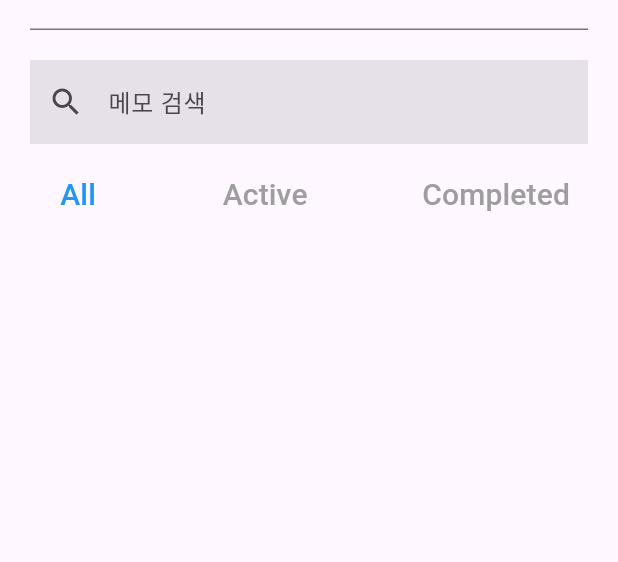
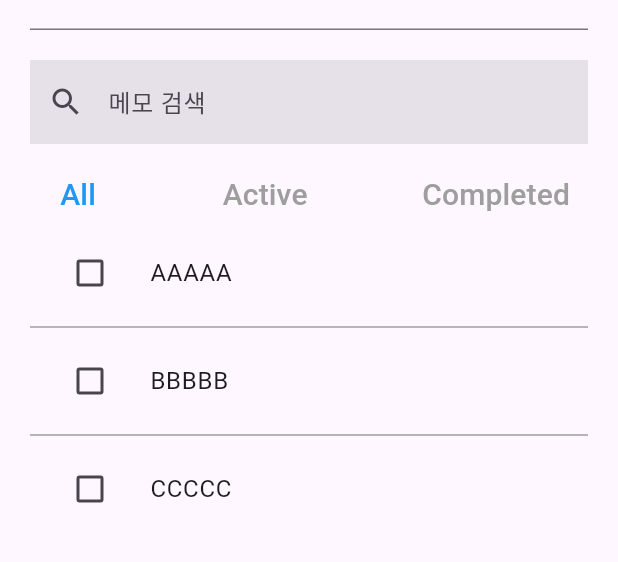
Before and after one commit to WaterMan-Joy/Flutter-Todo-App, a Flutter app: the screen it shows after launch, on a phone screen of 412 x 824 dp, the part 204-766 px from its top. Run offline on Flutter 3.47's test engine with Material 2 defaults, Android fonts, the phone set to English and light mode, and no system bars; missing offline and left inert: dart:ffi.

Commit message:
삭제 확인 메시지 기능 넣기

```diff
--- a/lib/pages/todos_page.dart
+++ b/lib/pages/todos_page.dart
@@ -1,5 +1,7 @@
+// ignore_for_file: public_member_api_docs, sort_constructors_first
 import 'package:flutter/material.dart';
 import 'package:provider/provider.dart';
+
 import 'package:todo_sample1/providers/providers.dart';
 
 import '../models/todo_model.dart';
@@ -130,6 +132,7 @@ class SearchAndFilterTodo extends StatelessWidget {
             filterButton(context, Filter.completed),
           ],
         ),
+        ShowTodos(),
       ],
     );
   }
@@ -158,3 +161,93 @@ class SearchAndFilterTodo extends StatelessWidget {
     return currentFilter == filter ? Colors.blue : Colors.grey;
   }
 }
+
+// ShowTodos
+class ShowTodos extends StatelessWidget {
+  const ShowTodos({super.key});
+
+  Widget showBackGround(int direction) {
+    return Container(
+      margin: EdgeInsets.all(4),
+      padding: EdgeInsets.symmetric(horizontal: 10),
+      color: Colors.red,
+      alignment: direction == 0 ? Alignment.centerLeft : Alignment.centerRight,
+      child: Icon(
+        Icons.delete,
+        size: 30,
+        color: Colors.white,
+      ),
+    );
+  }
+
+  @override
+  Widget build(BuildContext context) {
+    // todos 는 값이 변해야 하기 때문에 watch() 를 사용한다
+    final todos = context.watch<FilteredTodos>().state.filteredTodos;
+    return ListView.separated(
+      primary: false,
+      shrinkWrap: true,
+      itemBuilder: ((context, index) => Dismissible(
+            onDismissed: ((DismissDirection _) =>
+                context.read<TodoList>().removeTodo(todos[index])),
+            background: showBackGround(0),
+            secondaryBackground: showBackGround(1),
+            key: ValueKey(todos[index].id),
+            child: TodoItem(
+              todo: todos[index],
+            ),
+            confirmDismiss: (DismissDirection _) {
+              return showDialog(
+                  context: context,
+                  // barrerDismissible 은 바깥 화면을 눌러도 취소가 되지 않는다
+                  barrierDismissible: false,
+                  builder: (context) {
+                    return AlertDialog(
+                      title: Text('삭제하기'),
+                      content: Text('정말 삭제하시겠습니까?'),
+                      actions: [
+                        TextButton(
+                          onPressed: () => Navigator.pop(context, false),
+                          child: Text('취소'),
+                        ),
+                        TextButton(
+                          onPressed: () => Navigator.pop(context, true),
+                          child: Text('확인'),
+                        ),
+                      ],
+                    );
+                  });
+            },
+          )),
+      separatorBuilder: (context, index) => Divider(
+        color: Colors.grey,
+      ),
+      itemCount: todos.length,
+    );
+  }
+}
+
+// TodoItem
+class TodoItem extends StatefulWidget {
+  final Todo todo;
+  const TodoItem({
+    Key? key,
+    required this.todo,
+  }) : super(key: key);
+
+  @override
+  State<TodoItem> createState() => _TodoItemState();
+}
+
+class _TodoItemState extends State<TodoItem> {
+  @override
+  Widget build(BuildContext context) {
+    return ListTile(
+      leading: Checkbox(
+        onChanged: (bool? checked) {},
+        value: widget.todo.completed,
+      ),
+      title: Text(widget.todo.desc),
+    );
+  }
+}
```
